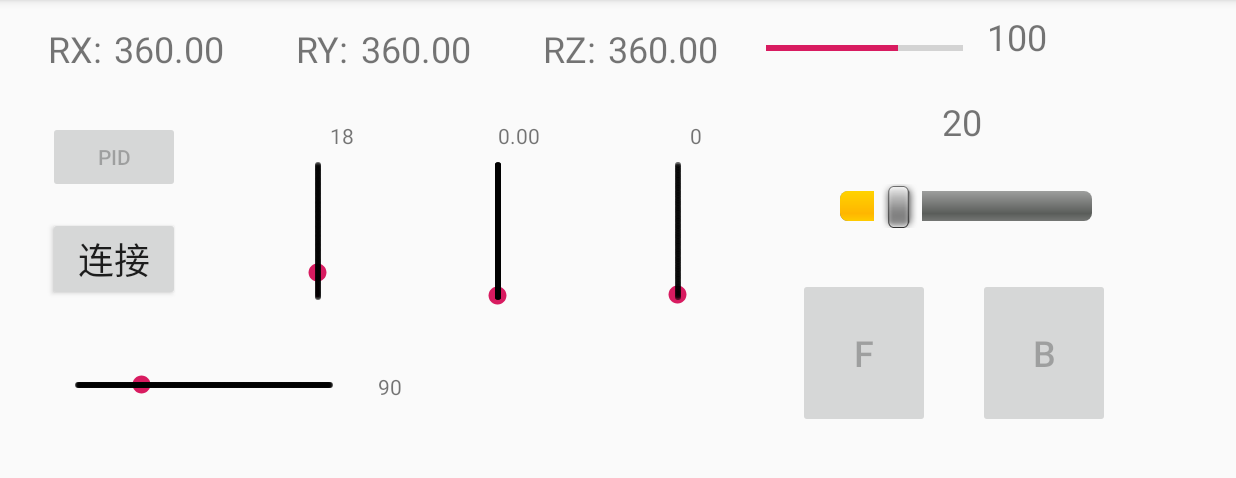
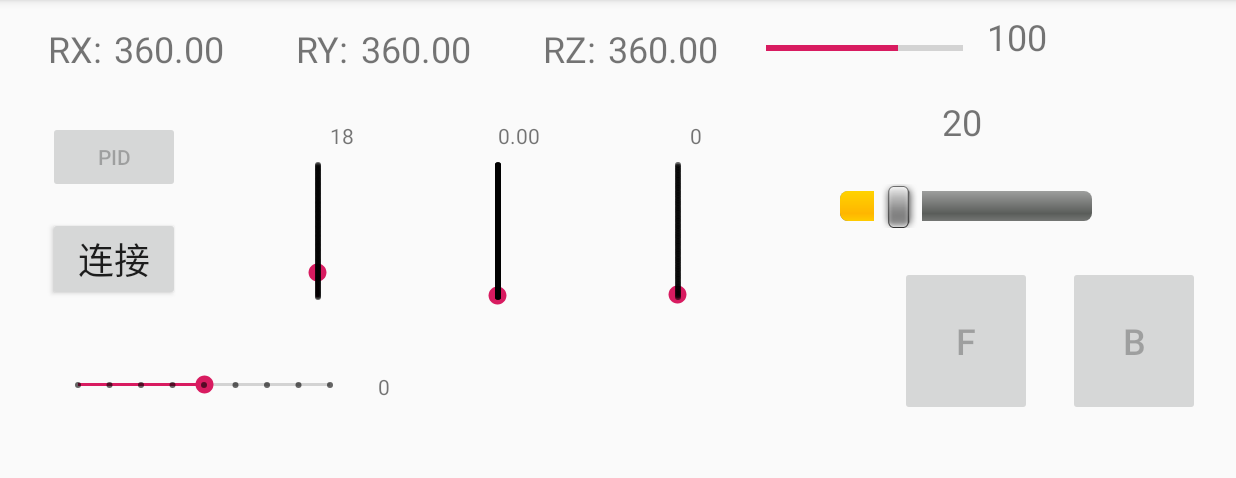
Before and after one commit to Lockona/Logistics-trolley, an Android app: the screen it shows after launch (MainActivity), on a phone screen of 824 x 412 dp (held sideways), the part 72-550 px from its top. Run offline under Robolectric (Android 15) with nearby library versions, the phone set to English and light mode, and no system bars.

Commit message:
ROS底盘驱动 v1.3

```diff
--- a/software/APP/car_controller/app/src/main/res/layout/activity_controll.xml
+++ b/software/APP/car_controller/app/src/main/res/layout/activity_controll.xml
@@ -15,29 +15,26 @@
         android:id="@+id/button_down"
         android:layout_width="wrap_content"
         android:layout_height="wrap_content"
-        android:layout_marginStart="32dp"
-        android:layout_marginLeft="32dp"
-        android:layout_marginTop="16dp"
+        android:layout_marginTop="8dp"
+        android:layout_marginEnd="24dp"
+        android:layout_marginRight="24dp"
         android:height="100dp"
         android:text="B"
         android:textSize="24sp"
-        app:layout_constraintStart_toEndOf="@+id/button_up"
+        app:layout_constraintEnd_toEndOf="parent"
         app:layout_constraintTop_toBottomOf="@+id/seekBar_speed" />
 
     <Button
         android:id="@+id/button_up"
         android:layout_width="wrap_content"
         android:layout_height="wrap_content"
-        android:layout_marginStart="264dp"
-        android:layout_marginLeft="264dp"
-        android:layout_marginTop="16dp"
-        android:layout_marginEnd="35dp"
-        android:layout_marginRight="35dp"
+        android:layout_marginTop="8dp"
+        android:layout_marginEnd="24dp"
+        android:layout_marginRight="24dp"
         android:height="100dp"
         android:text="F"
         android:textSize="24sp"
         app:layout_constraintEnd_toStartOf="@+id/button_down"
-        app:layout_constraintStart_toEndOf="@+id/textView_angle"
         app:layout_constraintTop_toBottomOf="@+id/seekBar_speed" />
 
     <SeekBar
@@ -48,8 +45,8 @@
         android:layout_marginStart="36dp"
         android:layout_marginLeft="36dp"
         android:layout_marginTop="24dp"
-        android:max="358"
-        android:progress="90"
+        android:max="8"
+        android:progress="4"
         app:layout_constraintStart_toStartOf="parent"
         app:layout_constraintTop_toBottomOf="@+id/button_conn" />
 
@@ -60,7 +57,7 @@
         android:layout_marginStart="16dp"
         android:layout_marginLeft="16dp"
         android:layout_marginTop="80dp"
-        android:text="90"
+        android:text="0"
         app:layout_constraintStart_toEndOf="@+id/seekBar_angle"
         app:layout_constraintTop_toBottomOf="@+id/seekBar_p" />
 
```
Also changed, not shown: software/APP/car_controller/app/src/main/java/com/example/car_controller/MainActivity.java (+4 -5 lines), 21 other files.
